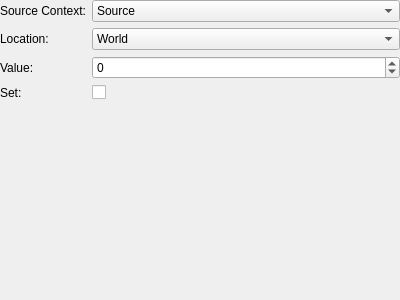
Old version of the form tools/cathedral/ui/ActionUpdateLNC.ui in the repository comphack/comp_hack.
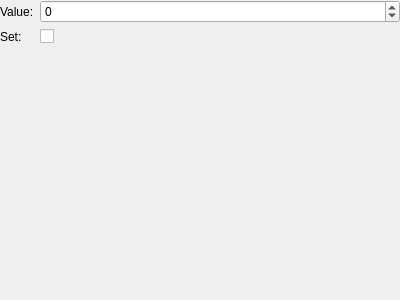
New version of the form.

Commit message: Minimizing the base action UI

What changed in the file:
```diff
--- a/tools/cathedral/ui/ActionUpdateLNC.ui
+++ b/tools/cathedral/ui/ActionUpdateLNC.ui
@@ -29,70 +29,13 @@
       <enum>QFormLayout::AllNonFixedFieldsGrow</enum>
      </property>
      <item row="0" column="0">
-      <widget class="QLabel" name="lblSourceContext">
-       <property name="text">
-        <string>Source Context:</string>
-       </property>
-      </widget>
-     </item>
-     <item row="0" column="1">
-      <widget class="QComboBox" name="sourceContext">
-       <item>
-        <property name="text">
-         <string>Source</string>
-        </property>
-       </item>
-       <item>
-        <property name="text">
-         <string>Party</string>
-        </property>
-       </item>
-       <item>
-        <property name="text">
-         <string>All</string>
-        </property>
-       </item>
-      </widget>
-     </item>
-     <item row="1" column="0">
-      <widget class="QLabel" name="lblLocation">
-       <property name="text">
-        <string>Location:</string>
-       </property>
-      </widget>
-     </item>
-     <item row="1" column="1">
-      <widget class="QComboBox" name="location">
-       <item>
-        <property name="text">
-         <string>World</string>
-        </property>
-       </item>
-       <item>
-        <property name="text">
-         <string>Channel</string>
-        </property>
-       </item>
-       <item>
-        <property name="text">
-         <string>Instance</string>
-        </property>
-       </item>
-       <item>
-        <property name="text">
-         <string>Zone</string>
-        </property>
-       </item>
-      </widget>
-     </item>
-     <item row="2" column="0">
       <widget class="QLabel" name="lblValue">
        <property name="text">
         <string>Value:</string>
        </property>
       </widget>
      </item>
-     <item row="2" column="1">
+     <item row="0" column="1">
       <widget class="QSpinBox" name="value">
        <property name="minimum">
         <number>-32768</number>
@@ -102,14 +45,14 @@
        </property>
       </widget>
      </item>
-     <item row="3" column="0">
+     <item row="1" column="0">
       <widget class="QLabel" name="lblIsSet">
        <property name="text">
         <string>Set:</string>
        </property>
       </widget>
      </item>
-     <item row="3" column="1">
+     <item row="1" column="1">
       <widget class="QCheckBox" name="isSet"/>
      </item>
     </layout>
```
The commit also changes 50 other files.
